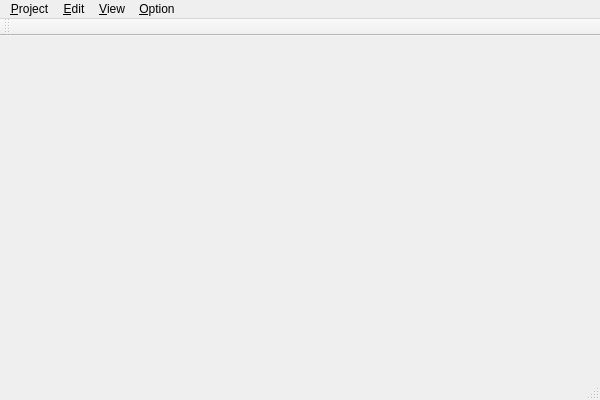
darknesswind/Translator, file Translator/dialog/translator.ui: the form before one commit.
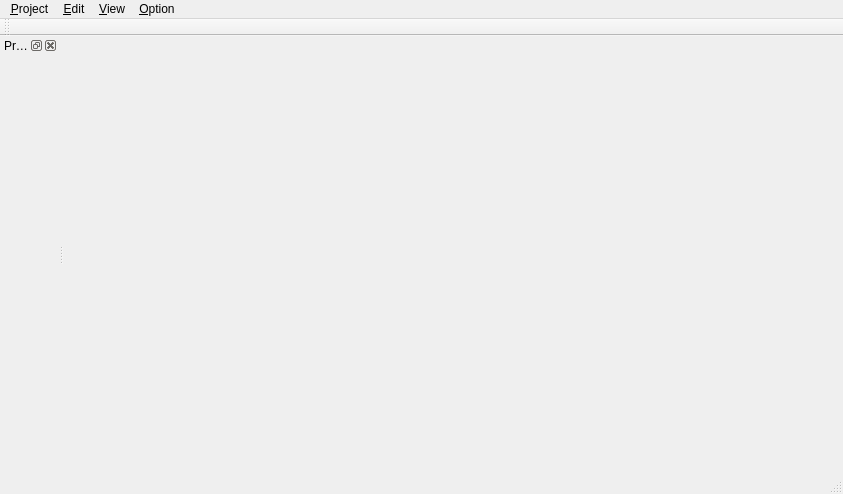
The form after the commit. Custom widgets are drawn as their Qt base class.

Commit message: finish show project files

What changed in the file:
```diff
--- a/Translator/dialog/translator.ui
+++ b/Translator/dialog/translator.ui
@@ -6,8 +6,8 @@
    <rect>
     <x>0</x>
     <y>0</y>
-    <width>600</width>
-    <height>400</height>
+    <width>843</width>
+    <height>494</height>
    </rect>
   </property>
   <property name="windowTitle">
@@ -19,7 +19,7 @@
     <rect>
      <x>0</x>
      <y>0</y>
-     <width>600</width>
+     <width>843</width>
      <height>23</height>
     </rect>
    </property>
@@ -71,6 +71,15 @@
    </attribute>
   </widget>
   <widget class="QStatusBar" name="statusBar"/>
+  <widget class="QDockWidget" name="dockProjFile">
+   <property name="windowTitle">
+    <string>Project File</string>
+   </property>
+   <attribute name="dockWidgetArea">
+    <number>1</number>
+   </attribute>
+   <widget class="ProjFileWidget" name="projFileWidget"/>
+  </widget>
   <action name="actionNew">
    <property name="text">
     <string>&amp;New Project</string>
@@ -155,6 +164,14 @@
   </action>
  </widget>
  <layoutdefault spacing="6" margin="11"/>
+ <customwidgets>
+  <customwidget>
+   <class>ProjFileWidget</class>
+   <extends>QWidget</extends>
+   <header>projfilewidget.h</header>
+   <container>1</container>
+  </customwidget>
+ </customwidgets>
  <resources>
   <include location="../translator.qrc"/>
  </resources>
```
Left out of the diff: 12 changed lines with no effect on the pictures. The commit also changes 20 other files.
